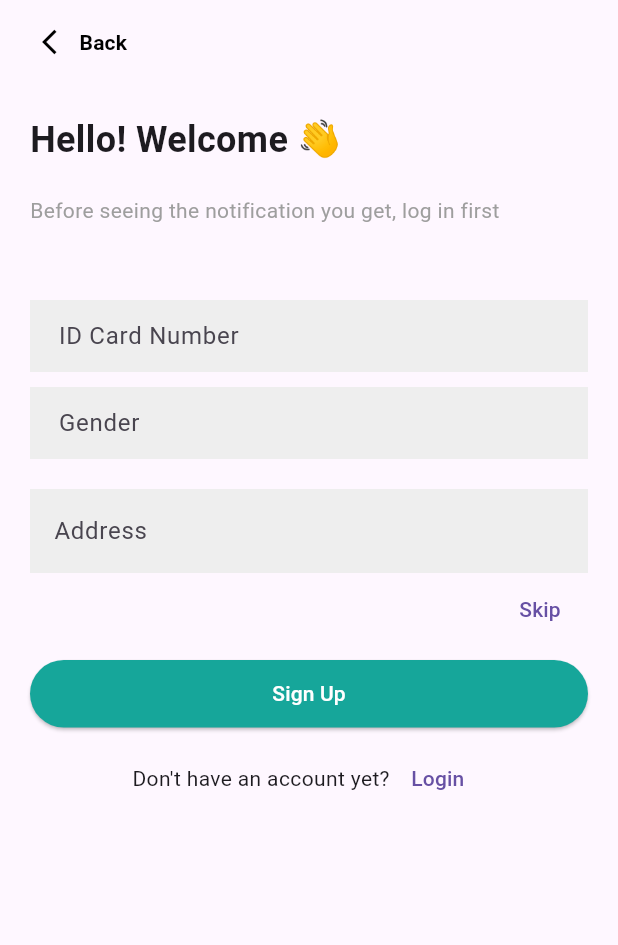
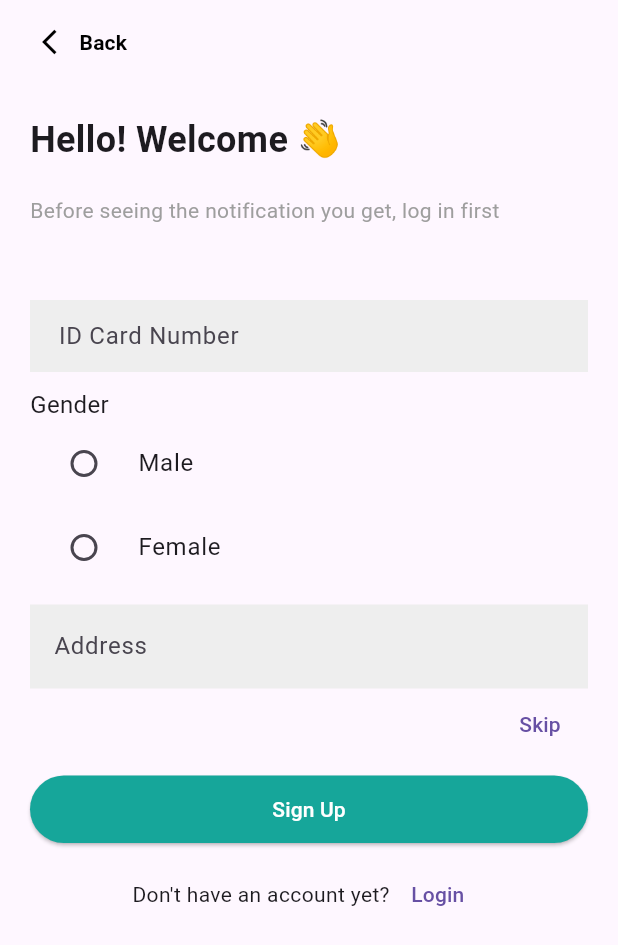
Before and after one commit to Rahardiann/bookingapps, a Flutter app: the Regst screen opened directly with empty values, on a phone screen of 412 x 824 dp. Shown: the top 945 px of the screen. Run offline on Flutter 3.47's test engine with Material 3 defaults, Android fonts, the phone set to English and light mode, and no system bars; our stand-ins replace cached_network_image, carousel_slider, dio, flutter_local_notifications, shared_preferences, timezone; accounts and stored records are empty; network calls fail.

```diff
--- a/lib/view/regristasipage.dart
+++ b/lib/view/regristasipage.dart
@@ -190,26 +190,41 @@ class _RegstFormState extends State<RegstForm> {
                 fillColor: Colors.grey[200],
                 contentPadding: EdgeInsets.symmetric(
                     vertical: 1.0,
-                        horizontal:
-                            15.0), // Atur padding horizontal untuk mengatur lebar
+                    horizontal: 15.0), // Atur padding horizontal untuk mengatur lebar
               ),
             ),
             SizedBox(height: 10),
-                TextFormField(
-                  controller: _genderController,
-                  decoration: InputDecoration(
-                    labelText: 'Gender',
-                    border: InputBorder.none,
-                    filled: true,
-                    fillColor: Colors.grey[200],
-                    contentPadding: EdgeInsets.symmetric(
-                        vertical: 1.0,
-                        horizontal:
-                            15.0),
+            Column(
+              crossAxisAlignment: CrossAxisAlignment.start,
+              children: [
+                Text(
+                  'Gender',
+                  style: TextStyle(
+                    fontSize: 16,
                   ),
                 ),
-                SizedBox(height: 10),
-
+                RadioListTile<String>(
+                  title: const Text('Male'),
+                  value: 'Male',
+                  groupValue: _genderController.text,
+                  onChanged: (String? value) {
+                    setState(() {
+                      _genderController.text = value!;
+                    });
+                  },
+                ),
+                RadioListTile<String>(
+                  title: const Text('Female'),
+                  value: 'Female',
+                  groupValue: _genderController.text,
+                  onChanged: (String? value) {
+                    setState(() {
+                      _genderController.text = value!;
+                    });
+                  },
+                ),
+              ],
+            ),
             SizedBox(height: 10),
             TextFormField(
               controller: _addressController,
@@ -269,6 +284,7 @@ class _RegstFormState extends State<RegstForm> {
     ),
   ],
 );
+
   }
 
   @override
```
Also changed, not shown: lib/view/form/addpassword.dart (added, +155 -0 lines), lib/view/regristasi.dart (+99 -23 lines). Lines whose indentation alone changed are shown as unchanged.
